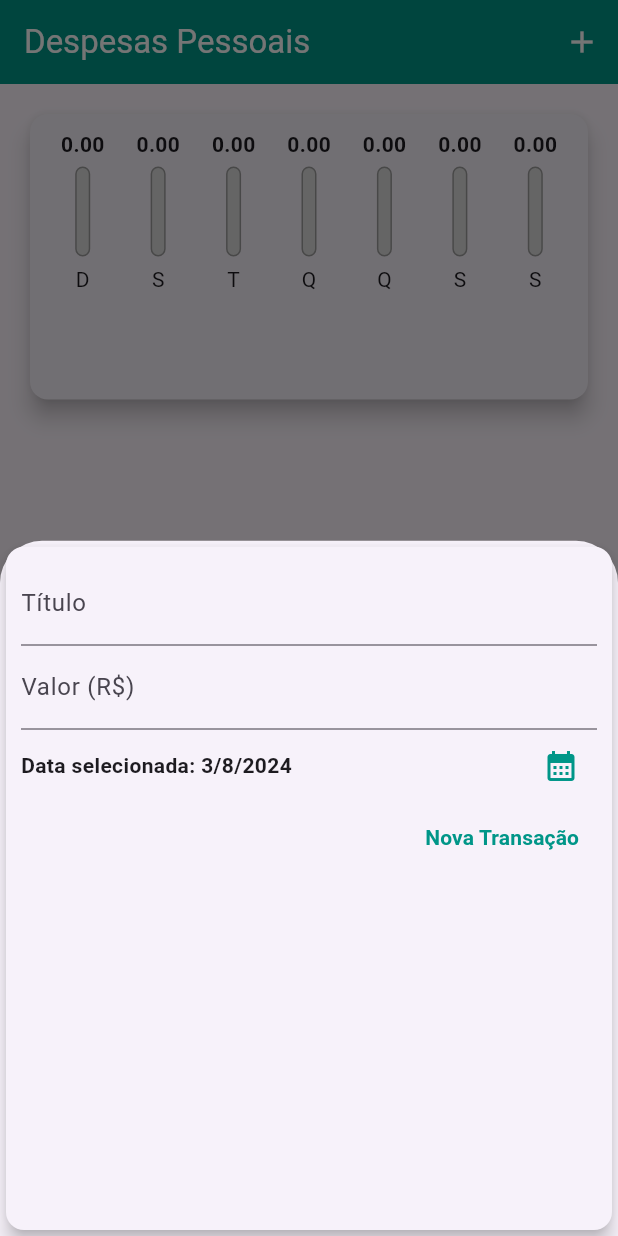
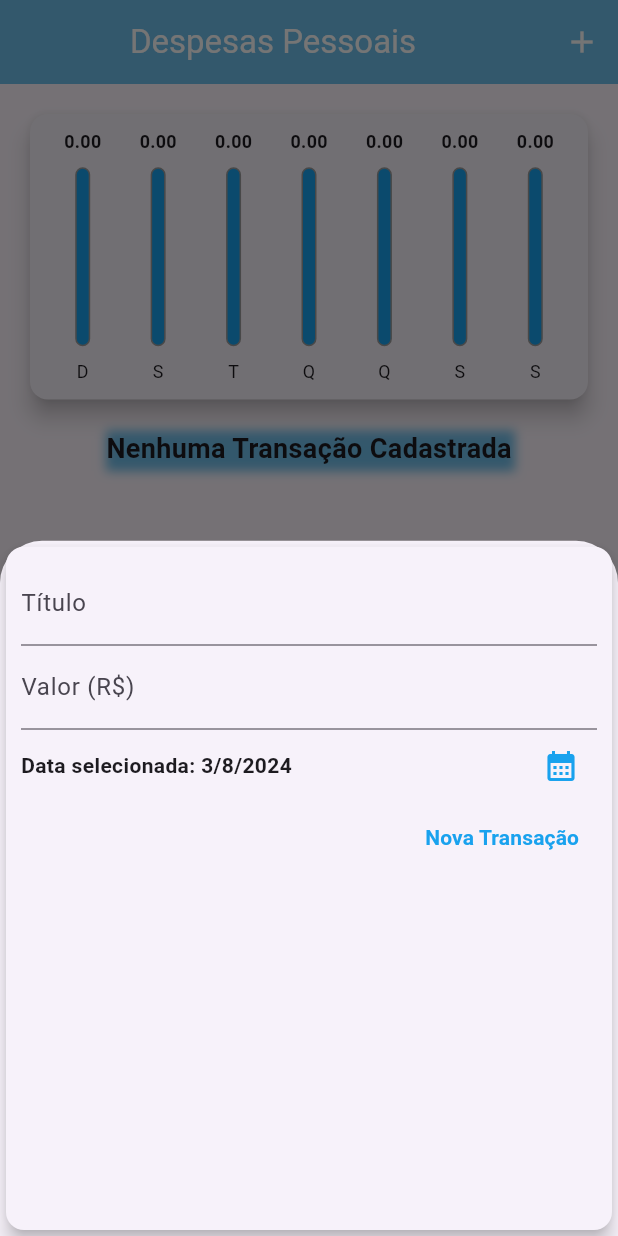
Before and after one commit to Cardoso21/despesasAap, a Flutter app: the screen it shows after launch, after a tap on the "add" icon, on a phone screen of 412 x 824 dp. Run offline on Flutter 3.47's test engine with Material 3 defaults, Android fonts, the phone set to English and light mode, and no system bars; Roboto replaces fonts that are missing (RobotoMano).

Commit message:
colocando o LayoutBuilder

```diff
--- a/lib/components/chart_bar.dart
+++ b/lib/components/chart_bar.dart
@@ -13,17 +13,21 @@ class ChartBar extends StatelessWidget {
 
   @override
   Widget build(BuildContext context) {
+    return LayoutBuilder(builder: (ctx, constraintis) {
       return Column(
         children: [
           Container(
-          height: 20,
+            height: constraintis.maxHeight * 0.10,
             child: FittedBox(
-            child: Text('${value.toStringAsFixed(2)}',style: TextStyle(fontWeight: FontWeight.bold),),
+              child: Text(
+                '${value.toStringAsFixed(2)}',
+                style: TextStyle(fontWeight: FontWeight.bold),
               ),
             ),
-        SizedBox(height: 5),
+          ),
+          SizedBox(height: constraintis.maxHeight * 0.05),
           Container(
-          height: 60,
+            height: constraintis.maxHeight * 0.7,
             width: 10,
             child: Stack(
               alignment: Alignment.bottomCenter,
@@ -31,12 +35,13 @@ class ChartBar extends StatelessWidget {
                 Container(
                   decoration: BoxDecoration(
                     border: Border.all(color: Colors.grey, width: 1.0),
-                  color: Color.fromRGBO(220, 220, 220, 1),
+                    color: Color.fromRGBO(25, 162, 238, 1.0),
                     borderRadius: BorderRadius.circular(10),
                   ),
                 ),
                 FractionallySizedBox(
-                heightFactor: percentage.isNaN || percentage < 0 ? 0 : percentage,
+                  heightFactor:
+                      percentage.isNaN || percentage < 0 ? 0 : percentage,
                   child: Container(
                     decoration: BoxDecoration(
                       color: Theme.of(context).primaryColor,
@@ -47,9 +52,15 @@ class ChartBar extends StatelessWidget {
               ],
             ),
           ),
-        SizedBox(height: 5),
-        Text(label),
+          SizedBox(height: constraintis.maxHeight * 0.05),
+          Container(
+            height: constraintis.maxHeight * 0.10,
+            child: FittedBox(
+              child: Text(label),
+            ),
+          ),
         ],
       );
+    });
   }
 }
--- a/lib/components/transaction_form.dart
+++ b/lib/components/transaction_form.dart
@@ -77,7 +77,7 @@ class _TransactionFormState extends State<TransactionForm> {
                 IconButton(
                   icon: Icon(
                     Icons.calendar_month,
-                    color: Colors.teal,
+                    color:  Color.fromRGBO(25, 162, 238, 1.0),
                   ),
                   onPressed: _showDatePicker,
                 ),
@@ -91,7 +91,7 @@ class _TransactionFormState extends State<TransactionForm> {
                   child: Text(
                     'Nova Transação',
                     style: TextStyle(
-                        color: Colors.teal, fontWeight: FontWeight.bold),
+                        color:  Color.fromRGBO(25, 162, 238, 1.0), fontWeight: FontWeight.bold),
                   ),
                 ),
               ],
--- a/lib/components/transaction_list.dart
+++ b/lib/components/transaction_list.dart
@@ -12,15 +12,27 @@ class TransactionList extends StatelessWidget {
   Widget build(BuildContext context) {
     return transactions.isEmpty
         ? Column(
-      mainAxisAlignment: MainAxisAlignment.center,
             children: [
-        Text(
+              Container(
+                decoration: BoxDecoration(
+                  boxShadow: [
+                    BoxShadow(
+                      color: Color.fromRGBO(112, 191, 235, 150),
+                      spreadRadius: 1,
+                      blurRadius: 5,
+                      offset: Offset(1, 1), // Muda a posição da sombra
+                    ),
+                  ],
+                ),
+                child: Text(
                   'Nenhuma Transação Cadastrada',
                   style: TextStyle(
                     fontWeight: FontWeight.bold,
                     fontSize: 18,
                   ),
                 ),
+              ),
+
               Container(
                 height: 350,
                 child: Image.asset('assets/images/zzz.png', fit: BoxFit.cover),
@@ -39,7 +51,7 @@ class TransactionList extends StatelessWidget {
                 ),
                 child: ListTile(
                   leading: CircleAvatar(
-              backgroundColor: Theme.of(context).primaryColor,
+                    backgroundColor: Theme.of(context).appBarTheme.backgroundColor,
                     radius: 30,
                     child: Padding(
                       padding: const EdgeInsets.all(6.0),
--- a/lib/home.dart
+++ b/lib/home.dart
@@ -13,9 +13,7 @@ class MyHomoPage extends StatefulWidget {
 }
 
 class _MyHomoPageState extends State<MyHomoPage> {
-  final List<Transaction> _transactions = [
-
-  ];
+  final List<Transaction> _transactions = [];
 
   List<Transaction> get _recentTransactions {
     return _transactions.where((tr) {
@@ -58,7 +56,11 @@ class _MyHomoPageState extends State<MyHomoPage> {
   @override
   Widget build(BuildContext context) {
     final appBar = AppBar(
-      title: const Text('Despesas Pessoais'),
+      title: Center(
+        child: Text(
+          'Despesas Pessoais',
+        ),
+      ),
       actions: [
         IconButton(
           icon: const Icon(Icons.add),
--- a/lib/main.dart
+++ b/lib/main.dart
@@ -1,5 +1,5 @@
 import 'package:flutter/material.dart';
-import 'package:intl/intl.dart';
+
 import 'package:intl/date_symbol_data_local.dart';
 import 'home.dart'; // Certifique-se de que este caminho está correto
 
@@ -15,15 +15,15 @@ class DespesasApp extends StatelessWidget {
     return MaterialApp(
       title: 'Despesas Pessoais', // Adicione um título ao seu MaterialApp
       theme: ThemeData(
-          primarySwatch: Colors.teal, // Mantendo a cor padrão para primário
-          primaryColor: Color.fromRGBO(10, 193, 199, 1.0), // Usando RGBA para a cor primária
+          primarySwatch: Colors.cyan, // Mantendo a cor padrão para primário
+          primaryColor: Color.fromRGBO(220, 20, 50, 1.0), // Usando RGBA para a cor primária
 
           appBarTheme: AppBarTheme(
-            backgroundColor: Color.fromRGBO(0, 150, 136, 100), // Usando RGBA para a cor da AppBar
+            backgroundColor: Color.fromRGBO(112, 191, 235, 1.0), // Usando RGBA para a cor da AppBar
             foregroundColor: Colors.white,
           ),
           floatingActionButtonTheme: FloatingActionButtonThemeData(
-            backgroundColor: Color.fromRGBO(0, 150, 136, 100), // Usando RGBA para o FloatingActionButton
+            backgroundColor:  Color.fromRGBO(112, 191, 235, 1.0), // Usando RGBA para o FloatingActionButton
             foregroundColor: Colors.white, // Cor do ícone
             elevation: 6, // Sombra
           ),
```
Lines whose indentation alone changed are shown as unchanged.
